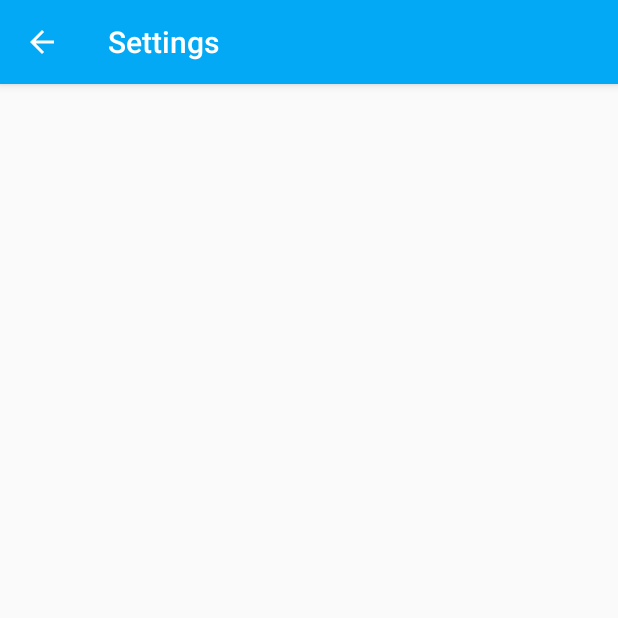
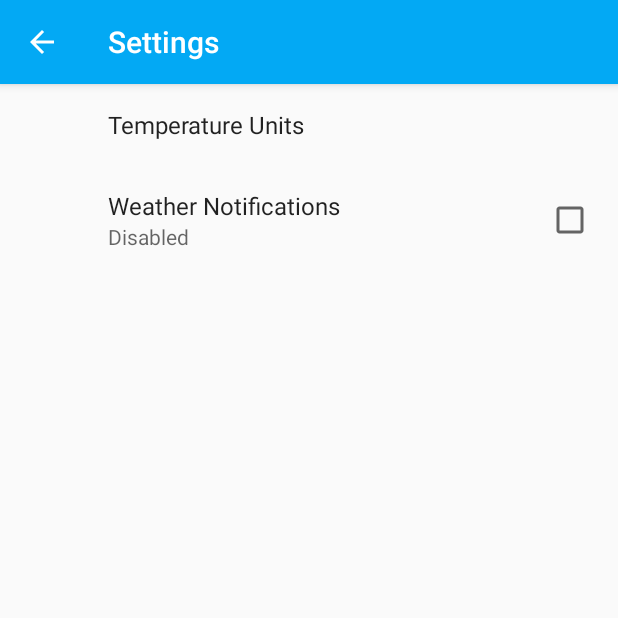
Before and after one commit to dekzitfz/sunshine, an Android app: the screen it shows after launch (SettingsActivity), in the options menu, after a tap on "Settings", on a phone screen of 412 x 824 dp, the top half of it. Run offline under Robolectric (Android 15) with nearby library versions, the phone set to English and light mode, and no system bars; our stand-ins replace ButterKnife, Volley, androidx.preference; libraries missing offline, so code that uses them is left out: com.facebook.stetho; network calls fail; 1 statement that could not run was skipped.

Commit message:
implement shared preferences

```diff
--- a/app/build.gradle
+++ b/app/build.gradle
@@ -35,4 +35,5 @@ dependencies {
     compile 'com.android.volley:volley:1.0.0'
     compile 'com.google.code.gson:gson:2.8.0'
     compile 'com.android.support.constraint:constraint-layout:1.0.2'
+    debugCompile 'com.facebook.stetho:stetho:1.4.2'
 }
--- a/app/src/main/AndroidManifest.xml
+++ b/app/src/main/AndroidManifest.xml
@@ -5,6 +5,7 @@
     <uses-permission android:name="android.permission.INTERNET"/>
 
     <application
+        android:name=".Sunshine"
         android:allowBackup="true"
         android:icon="@mipmap/ic_launcher"
         android:label="@string/app_name"
--- /dev/null
+++ b/app/src/main/java/bali/iak/sunshine/Sunshine.java
@@ -0,0 +1,18 @@
+package bali.iak.sunshine;
+
+import android.app.Application;
+
+import com.facebook.stetho.Stetho;
+
+/**
+ * Created by DEKZ on 5/4/2017.
+ */
+
+public class Sunshine extends Application {
+    @Override
+    public void onCreate() {
+        super.onCreate();
+
+        Stetho.initializeWithDefaults(this);
+    }
+}
--- /dev/null
+++ b/app/src/main/java/bali/iak/sunshine/fragment/SettingsFragment.java
@@ -0,0 +1,81 @@
+package bali.iak.sunshine.fragment;
+
+import android.content.SharedPreferences;
+import android.os.Bundle;
+import android.support.v7.preference.CheckBoxPreference;
+import android.support.v7.preference.ListPreference;
+import android.support.v7.preference.Preference;
+import android.support.v7.preference.PreferenceFragmentCompat;
+import android.support.v7.preference.PreferenceScreen;
+import android.util.Log;
+
+import bali.iak.sunshine.R;
+
+/**
+ * Created by DEKZ on 5/4/2017.
+ */
+
+public class SettingsFragment extends PreferenceFragmentCompat implements SharedPreferences.OnSharedPreferenceChangeListener {
+
+    private final static String TAG = SettingsFragment.class.getSimpleName();
+
+    @Override
+    public void onCreatePreferences(Bundle savedInstanceState, String rootKey) {
+        addPreferencesFromResource(R.xml.sunshine_pref);
+
+        SharedPreferences sharedPreferences = getPreferenceScreen().getSharedPreferences();
+        PreferenceScreen prefScreen = getPreferenceScreen();
+        int count = prefScreen.getPreferenceCount();
+        for(int i=0;i<count;i++){
+            Preference p = prefScreen.getPreference(i);
+            if(!(p instanceof CheckBoxPreference)){
+                String value = sharedPreferences.getString(p.getKey(),"");
+                setPreferenceSummary(p,value);
+            }
+        }
+    }
+
+    private void setPreferenceSummary(Preference preference, Object value) {
+        String stringValue = value.toString();
+        Log.d(TAG,"stringValue -> "+stringValue);
+
+        if (preference instanceof ListPreference) {
+            // For list preferences, look up the correct display value in
+            // the preference's 'entries' list (since they have separate labels/values).
+            ListPreference listPreference = (ListPreference) preference;
+            int prefIndex = listPreference.findIndexOfValue(stringValue);
+            if (prefIndex >= 0) {
+                preference.setSummary(listPreference.getEntries()[prefIndex]);
+            }
+        } else {
+            // For other preferences, set the summary to the value's simple string representation.
+            preference.setSummary(stringValue);
+        }
+    }
+
+    @Override
+    public void onCreate(Bundle savedInstanceState) {
+        super.onCreate(savedInstanceState);
+        getPreferenceScreen().getSharedPreferences().registerOnSharedPreferenceChangeListener(this);
+    }
+
+    @Override
+    public void onDestroy() {
+        super.onDestroy();
+        getPreferenceScreen().getSharedPreferences().unregisterOnSharedPreferenceChangeListener(this);
+    }
+
+    @Override
+    public void onSharedPreferenceChanged(SharedPreferences sharedPreferences, String key) {
+        Preference preference = findPreference(key);
+        if(preference instanceof CheckBoxPreference){
+            Log.d(TAG,"checkbox pref -> "+sharedPreferences.getBoolean(key,false));
+        }
+
+        if (null != preference) {
+            if (!(preference instanceof CheckBoxPreference)) {
+                setPreferenceSummary(preference, sharedPreferences.getString(key, ""));
+            }
+        }
+    }
+}
--- a/app/src/main/res/layout/activity_settings.xml
+++ b/app/src/main/res/layout/activity_settings.xml
@@ -1,6 +1,9 @@
 <?xml version="1.0" encoding="utf-8"?>
-<LinearLayout xmlns:android="http://schemas.android.com/apk/res/android"
-    android:orientation="vertical" android:layout_width="match_parent"
-    android:layout_height="match_parent">
+<fragment
+    xmlns:android="http://schemas.android.com/apk/res/android"
+    android:layout_height="match_parent"
+    android:layout_width="match_parent"
+    android:id="@+id/fragment_settings"
+    android:name="bali.iak.sunshine.fragment.SettingsFragment">
 
-</LinearLayout>
+</fragment>
--- /dev/null
+++ b/app/src/main/res/values/arrays.xml
@@ -0,0 +1,12 @@
+<?xml version="1.0" encoding="utf-8"?>
+<resources>
+    <string-array name="pref_units_options">
+        <item>@string/pref_units_label_metric</item>
+        <item>@string/pref_units_label_imperial</item>
+    </string-array>
+
+    <string-array name="pref_units_values">
+        <item>@string/pref_units_metric</item>
+        <item>@string/pref_units_imperial</item>
+    </string-array>
+</resources>
--- a/app/src/main/res/values/strings.xml
+++ b/app/src/main/res/values/strings.xml
@@ -40,4 +40,11 @@
     <string name="format_humidity">
         <xliff:g id="humidity">%1.0f</xliff:g> %%
     </string>
+
+    <string name="pref_units_metric" translatable="false">metric</string>
+    <string name="pref_units_imperial" translatable="false">imperial</string>
+    <string name="pref_units_label_metric">Metric</string>
+    <string name="pref_units_label_imperial">Imperial</string>
+    <string name="pref_units_key" translatable="false">units</string>
+    <string name="pref_units_label">Temperature Units</string>
 </resources>
--- a/app/src/main/res/values/styles.xml
+++ b/app/src/main/res/values/styles.xml
@@ -6,6 +6,7 @@
         <item name="colorPrimary">@color/colorPrimary</item>
         <item name="colorPrimaryDark">@color/colorPrimaryDark</item>
         <item name="colorAccent">@color/colorAccent</item>
+        <item name="preferenceTheme">@style/PreferenceThemeOverlay</item>
     </style>
 
 </resources>
--- /dev/null
+++ b/app/src/main/res/xml/sunshine_pref.xml
@@ -0,0 +1,17 @@
+<?xml version="1.0" encoding="utf-8"?>
+<PreferenceScreen xmlns:android="http://schemas.android.com/apk/res/android">
+
+    <ListPreference
+        android:defaultValue="@string/pref_units_metric"
+        android:entries="@array/pref_units_options"
+        android:entryValues="@array/pref_units_values"
+        android:key="@string/pref_units_key"
+        android:title="@string/pref_units_label" />
+
+    <CheckBoxPreference
+        android:title="Weather Notifications"
+        android:defaultValue="false"
+        android:summaryOn="Enabled"
+        android:summaryOff="Disabled"
+        android:key="show_notification"/>
+</PreferenceScreen>
```
